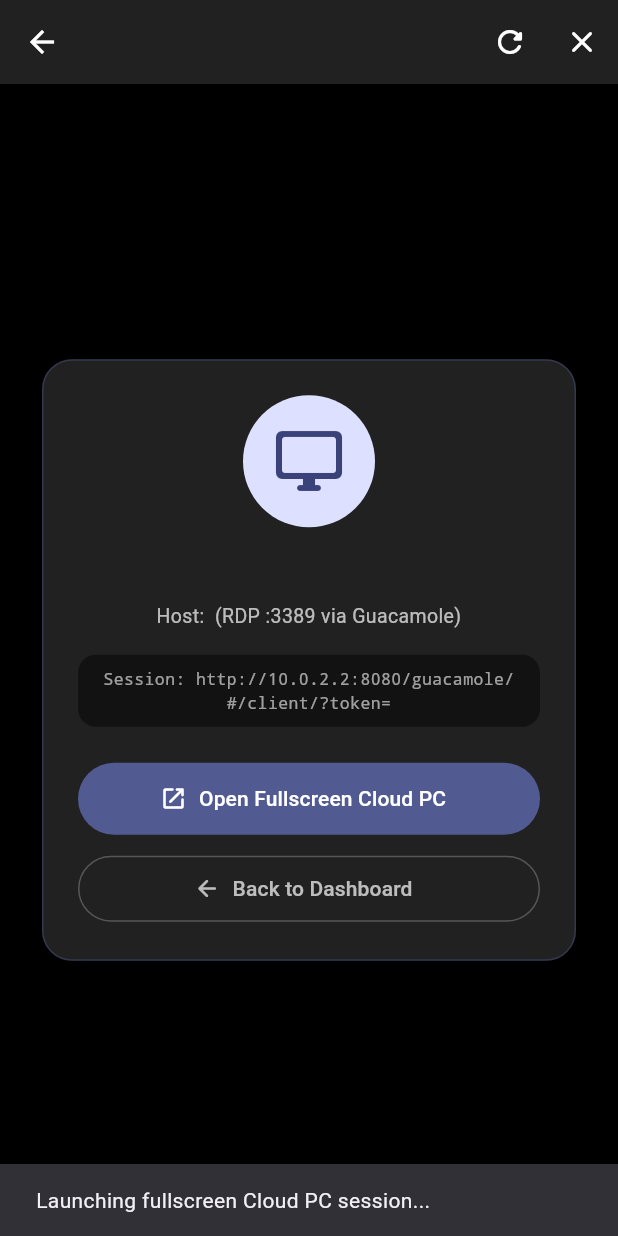
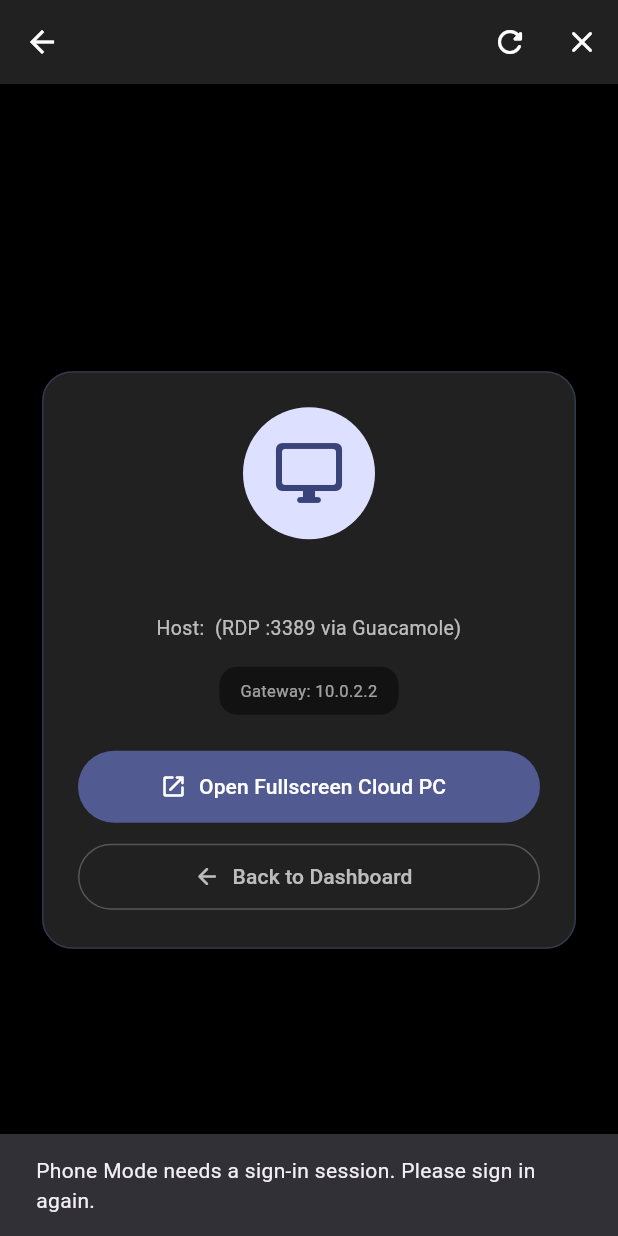
Before and after one commit to SudheendraSripada/mobidesk_app, a Flutter app: the PhoneCloudPcScreen screen opened directly with empty values, after a tap on "Open Fullscreen Cloud PC", on a phone screen of 412 x 824 dp. Run offline on Flutter 3.47's test engine with Material 3 defaults, Android fonts, the phone set to English and light mode, and no system bars; our stand-ins replace flutter_secure_storage; accounts and stored records are empty.

Commit message:
feat: persist configuration and guard Phone Mode launch
Co-authored-by: Copilot <223556219+Copilot@users.noreply.github.com>

```diff
--- /dev/null
+++ b/devtools_options.yaml
@@ -0,0 +1,3 @@
+description: This file stores settings for Dart & Flutter DevTools.
+documentation: https://docs.flutter.dev/tools/devtools/extensions#configure-extension-enablement-states
+extensions:
--- a/lib/main.dart
+++ b/lib/main.dart
@@ -1,8 +1,12 @@
 import 'package:flutter/material.dart';
+
+import 'config/app_config.dart';
 import 'screens/developer_tools_screen.dart';
 import 'screens/login_screen.dart';
 
-void main() {
+Future<void> main() async {
+  WidgetsFlutterBinding.ensureInitialized();
+  await AppConfig().load();
   runApp(const MyApp());
 }
 
--- a/lib/screens/phone_cloud_pc_screen.dart
+++ b/lib/screens/phone_cloud_pc_screen.dart
@@ -1,5 +1,6 @@
 import 'package:flutter/material.dart';
 
+import '../config/app_config.dart';
 import '../models/vm_connection.dart';
 import '../services/guacamole_service.dart';
 import '../services/usb_stream_service.dart';
@@ -34,16 +35,49 @@ class _PhoneCloudPcScreenState extends State<PhoneCloudPcScreen> {
       authToken: widget.authToken,
     );
 
-    // Launch native immersive fullscreen Cloud PC activity on Android
-    UsbStreamService.startPhoneCloudPc(_sessionUrl);
+    WidgetsBinding.instance.addPostFrameCallback((_) {
+      _launchNativeCloudPc(showLaunchingMessage: false);
+    });
   }
 
-  void _launchNativeCloudPc() {
-    UsbStreamService.startPhoneCloudPc(_sessionUrl);
+  bool get _hasAuthToken => widget.authToken.trim().isNotEmpty;
+
+  bool get _hasValidSessionUrl {
+    return _sessionUrl.trim().isNotEmpty &&
+        AppConfig.validateGuacamoleUrl(AppConfig().guacamoleBaseUrl) == null;
+  }
+
+  Future<void> _launchNativeCloudPc({bool showLaunchingMessage = true}) async {
+    if (!_hasAuthToken) {
+      ScaffoldMessenger.of(context).showSnackBar(
+        const SnackBar(
+          content: Text(
+            'Phone Mode needs a sign-in session. Please sign in again.',
+          ),
+        ),
+      );
+      return;
+    }
+    if (!_hasValidSessionUrl) {
+      ScaffoldMessenger.of(context).showSnackBar(
+        const SnackBar(
+          content: Text(
+            'Phone Mode cannot connect because the session URL is missing or invalid. Check the Guacamole server configuration and sign in again.',
+          ),
+        ),
+      );
+      return;
+    }
+
+    final started = await UsbStreamService.startPhoneCloudPc(_sessionUrl);
+    if (!mounted) return;
+    if (started && !showLaunchingMessage) return;
     ScaffoldMessenger.of(context).showSnackBar(
-      const SnackBar(
-        content: Text('Launching fullscreen Cloud PC session...'),
-        duration: Duration(milliseconds: 1000),
+      SnackBar(
+        content: Text(
+          started ? 'Launching fullscreen Cloud PC session...' : 'Phone Mode could not be opened. Check the app installation and try again.',
+        ),
+        duration: const Duration(milliseconds: 1800),
       ),
     );
   }
@@ -82,7 +116,9 @@ class _PhoneCloudPcScreenState extends State<PhoneCloudPcScreen> {
               elevation: 4,
               shape: RoundedRectangleBorder(
                 borderRadius: BorderRadius.circular(20),
-                side: BorderSide(color: colorScheme.primary.withValues(alpha: 0.4)),
+                side: BorderSide(
+                  color: colorScheme.primary.withValues(alpha: 0.4),
+                ),
               ),
               child: Padding(
                 padding: const EdgeInsets.all(24),
@@ -113,24 +149,29 @@ class _PhoneCloudPcScreenState extends State<PhoneCloudPcScreen> {
                     const SizedBox(height: 6),
                     Text(
                       'Host: ${widget.vm.hostname} (RDP :3389 via Guacamole)',
-                      style: const TextStyle(color: Colors.white70, fontSize: 13),
+                      style: const TextStyle(
+                        color: Colors.white70,
+                        fontSize: 13,
+                      ),
                       textAlign: TextAlign.center,
                     ),
                     const SizedBox(height: 16),
                     Container(
-                      padding: const EdgeInsets.symmetric(horizontal: 14, vertical: 8),
+                      padding: const EdgeInsets.symmetric(
+                        horizontal: 14,
+                        vertical: 8,
+                      ),
                       decoration: BoxDecoration(
                         color: Colors.black45,
                         borderRadius: BorderRadius.circular(12),
                       ),
                       child: Text(
-                        'Session: $_sessionUrl',
+                        'Gateway: ${Uri.tryParse(AppConfig().guacamoleBaseUrl)?.host ?? 'Unavailable'}',
                         style: const TextStyle(
                           color: Colors.white60,
                           fontSize: 11,
-                          fontFamily: 'monospace',
                         ),
-                        maxLines: 2,
+                        maxLines: 1,
                         overflow: TextOverflow.ellipsis,
                         textAlign: TextAlign.center,
                       ),
@@ -143,7 +184,7 @@ class _PhoneCloudPcScreenState extends State<PhoneCloudPcScreen> {
                       ),
                       icon: const Icon(Icons.open_in_new_rounded),
                       label: const Text('Open Fullscreen Cloud PC'),
-                      onPressed: _launchNativeCloudPc,
+                      onPressed: () => _launchNativeCloudPc(),
                     ),
                     const SizedBox(height: 12),
                     OutlinedButton.icon(
```
Also changed, not shown: lib/config/app_config.dart (+83 -26 lines), lib/screens/settings_screen.dart (+30 -12 lines), lib/screens/setup_screen.dart (+23 -5 lines), lib/services/usb_stream_service.dart (+50 -25 lines), 6 other files.
